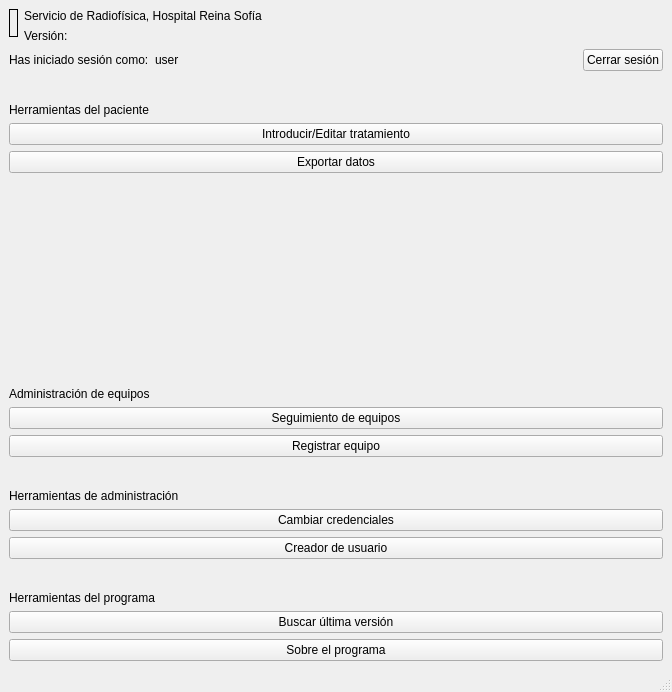
Old version of the form UI/launcherUI.ui in the repository 18Orion/GestorDePacientesRadioterapia.
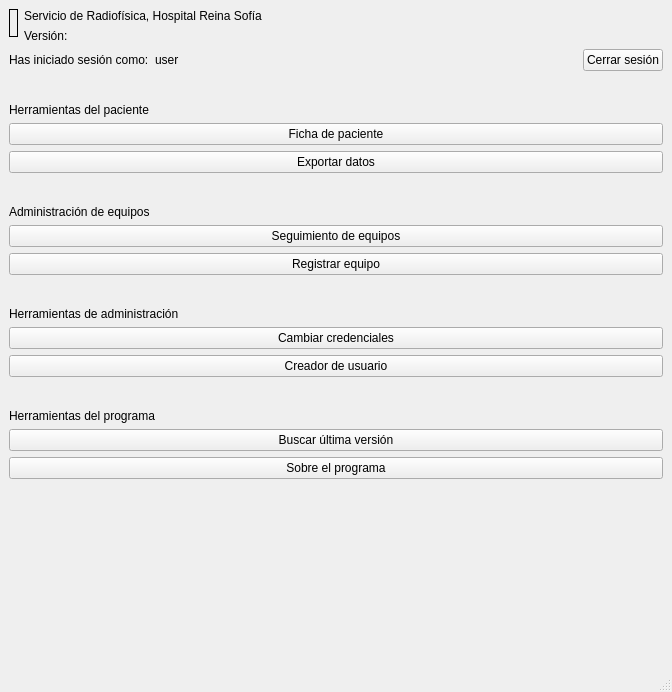
New version of the form. Icons and pictures are not drawn.

What changed in the file:
```diff
--- a/UI/launcherUI.ui
+++ b/UI/launcherUI.ui
@@ -107,7 +107,7 @@
     <item row="5" column="0" colspan="2">
      <widget class="QPushButton" name="patientUILaunch">
       <property name="text">
-       <string>Introducir/Editar tratamiento</string>
+       <string>Ficha de paciente</string>
       </property>
      </widget>
     </item>
@@ -280,6 +280,9 @@
       <property name="orientation">
        <enum>Qt::Vertical</enum>
       </property>
+      <property name="sizeType">
+       <enum>QSizePolicy::Maximum</enum>
+      </property>
       <property name="sizeHint" stdset="0">
        <size>
         <width>20</width>
```
